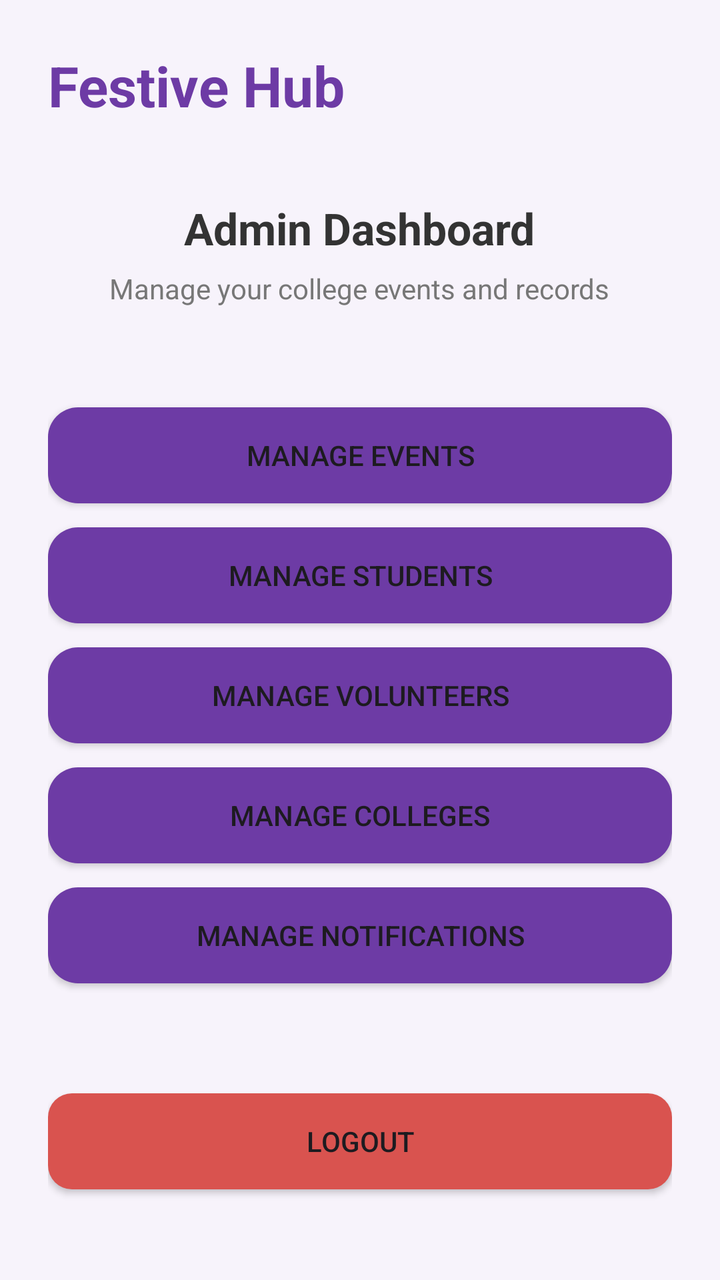
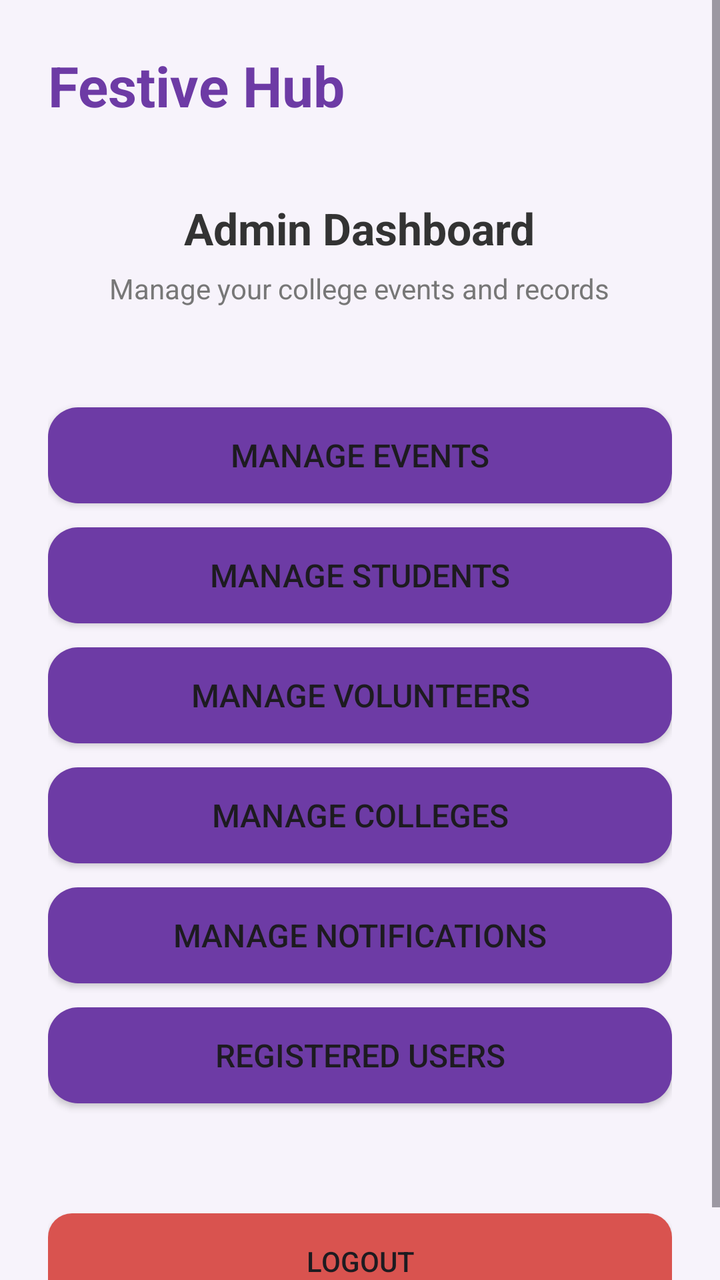

Before-and-after screenshots of an Android layout around one commit, followed by the original layout XML and the change that was made.
<!-- AndroidManifest.xml: application theme Theme.FestiveHub -->
<!-- res/layout/activity_admin_dashboard.xml -->
<?xml version="1.0" encoding="utf-8"?>
<ScrollView xmlns:android="http://schemas.android.com/apk/res/android"
    android:layout_width="match_parent"
    android:layout_height="match_parent"
    xmlns:tools="http://schemas.android.com/tools"
    android:background="#F7F3FB"
    android:fillViewport="true"
    android:layout_marginTop="15dp"
    tools:context=".AdminDashboardActivity">

        <LinearLayout
            android:layout_width="match_parent"
            android:layout_height="wrap_content"
            android:orientation="vertical"
            android:padding="24dp">

            <TextView
                android:layout_width="wrap_content"
                android:layout_height="wrap_content"
                android:text="Festive Hub"
                android:textColor="#6D3BA5"
                android:textSize="28sp"
                android:layout_marginBottom="30dp"
                android:textStyle="bold">
            </TextView>

            <TextView
                android:layout_width="wrap_content"
                android:layout_height="wrap_content"
                android:layout_marginTop="8dp"
                android:text="Admin Dashboard"
                android:textColor="#333333"
                android:layout_gravity="center"
                android:textSize="22sp"
                android:textStyle="bold">
            </TextView>

            <TextView
                android:layout_width="wrap_content"
                android:layout_height="wrap_content"
                android:layout_marginTop="6dp"
                android:layout_marginBottom="50dp"
                android:layout_gravity="center"
                android:text="Manage your college events and records"
                android:textColor="#777777"
                android:textSize="14sp">
            </TextView>

            <androidx.appcompat.widget.AppCompatButton
                android:id="@+id/btnmanageevents"
                android:layout_width="match_parent"
                android:layout_height="wrap_content"
                android:background="@drawable/custom_button"
                android:text="Manage Events">
            </androidx.appcompat.widget.AppCompatButton>

            <androidx.appcompat.widget.AppCompatButton
                android:id="@+id/btnmanagestudents"
                android:layout_width="match_parent"
                android:layout_height="wrap_content"
                android:layout_marginTop="12dp"
                android:background="@drawable/custom_button"
                android:text="Manage Students">
            </androidx.appcompat.widget.AppCompatButton>

            <androidx.appcompat.widget.AppCompatButton
                android:id="@+id/btnmanagevolunteers"
                android:layout_width="match_parent"
                android:layout_height="wrap_content"
                android:layout_marginTop="12dp"
                android:background="@drawable/custom_button"
                android:text="Manage Volunteers">
            </androidx.appcompat.widget.AppCompatButton>

            <androidx.appcompat.widget.AppCompatButton
                android:id="@+id/btnmanagecolleges"
                android:layout_width="match_parent"
                android:layout_height="wrap_content"
                android:background="@drawable/custom_button"
                android:layout_marginTop="12dp"
                android:text="Manage Colleges">
            </androidx.appcompat.widget.AppCompatButton>

            <androidx.appcompat.widget.AppCompatButton
                android:id="@+id/btnmanagenotifications"
                android:layout_width="match_parent"
                android:layout_height="wrap_content"
                android:background="@drawable/custom_button"
                android:layout_marginTop="12dp"
                android:layout_marginBottom="20dp"
                android:text="Manage Notifications">
            </androidx.appcompat.widget.AppCompatButton>

            <androidx.appcompat.widget.AppCompatButton
                android:id="@+id/btnadminlogout"
                android:layout_width="match_parent"
                android:layout_height="wrap_content"
                android:background="@drawable/custom_logout_button"
                android:layout_marginTop="35dp"
                android:text="Logout">
            </androidx.appcompat.widget.AppCompatButton>

        </LinearLayout>

</ScrollView>
<!-- resources referenced by this layout -->
<resources>
  <!-- drawable custom_button (drawable) -->
  <?xml version="1.0" encoding="utf-8"?>
  <shape xmlns:android="http://schemas.android.com/apk/res/android"
      android:shape="rectangle">
      <solid android:color="#6D3BA5"/>
      <corners android:radius="15dp"/>
  </shape>
  <!-- drawable custom_logout_button (drawable) -->
  <?xml version="1.0" encoding="utf-8"?>
  <shape xmlns:android="http://schemas.android.com/apk/res/android">
  
      <solid android:color="#D9534F" />
  
      <corners android:radius="12dp" />
  
  </shape>
  <style name="Theme.FestiveHub" parent="Base.Theme.FestiveHub" />
  <style name="Base.Theme.FestiveHub" parent="Theme.Material3.DayNight.NoActionBar">
          
          
          <item name="android:statusBarColor">#F7F3FB</item>
          <item name="android:windowLightStatusBar">true</item>
      </style>
</resources>

<!-- the commit's change to res/layout/activity_admin_dashboard.xml (unified diff, before → after) -->
@@ -51,6 +51,7 @@
                 android:layout_width="match_parent"
                 android:layout_height="wrap_content"
                 android:background="@drawable/custom_button"
+                android:textSize="16dp"
                 android:text="Manage Events">
             </androidx.appcompat.widget.AppCompatButton>
 
@@ -59,6 +60,7 @@
                 android:layout_width="match_parent"
                 android:layout_height="wrap_content"
                 android:layout_marginTop="12dp"
+                android:textSize="16dp"
                 android:background="@drawable/custom_button"
                 android:text="Manage Students">
             </androidx.appcompat.widget.AppCompatButton>
@@ -68,6 +70,7 @@
                 android:layout_width="match_parent"
                 android:layout_height="wrap_content"
                 android:layout_marginTop="12dp"
+                android:textSize="16dp"
                 android:background="@drawable/custom_button"
                 android:text="Manage Volunteers">
             </androidx.appcompat.widget.AppCompatButton>
@@ -78,6 +81,7 @@
                 android:layout_height="wrap_content"
                 android:background="@drawable/custom_button"
                 android:layout_marginTop="12dp"
+                android:textSize="16dp"
                 android:text="Manage Colleges">
             </androidx.appcompat.widget.AppCompatButton>
 
@@ -87,8 +91,19 @@
                 android:layout_height="wrap_content"
                 android:background="@drawable/custom_button"
                 android:layout_marginTop="12dp"
+                android:textSize="16dp"
+                android:text="Manage Notifications">
+            </androidx.appcompat.widget.AppCompatButton>
+
+            <androidx.appcompat.widget.AppCompatButton
+                android:id="@+id/btnregisteruser"
+                android:layout_width="match_parent"
+                android:layout_height="wrap_content"
+                android:background="@drawable/custom_button"
+                android:layout_marginTop="12dp"
+                android:textSize="16dp"
                 android:layout_marginBottom="20dp"
-                android:text="Manage Notifications">
+                android:text="Registered Users">
             </androidx.appcompat.widget.AppCompatButton>
 
             <androidx.appcompat.widget.AppCompatButton
